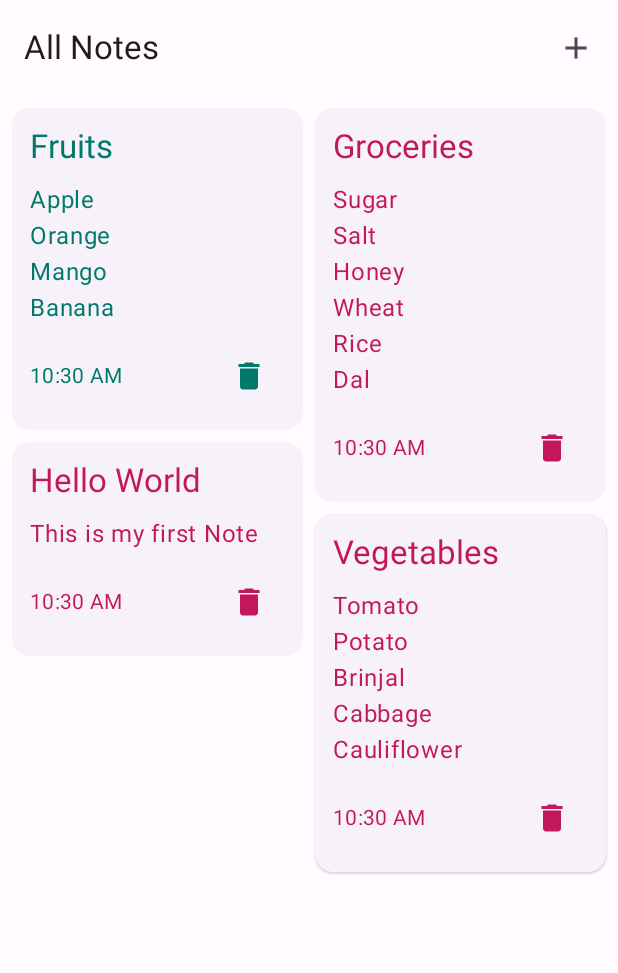
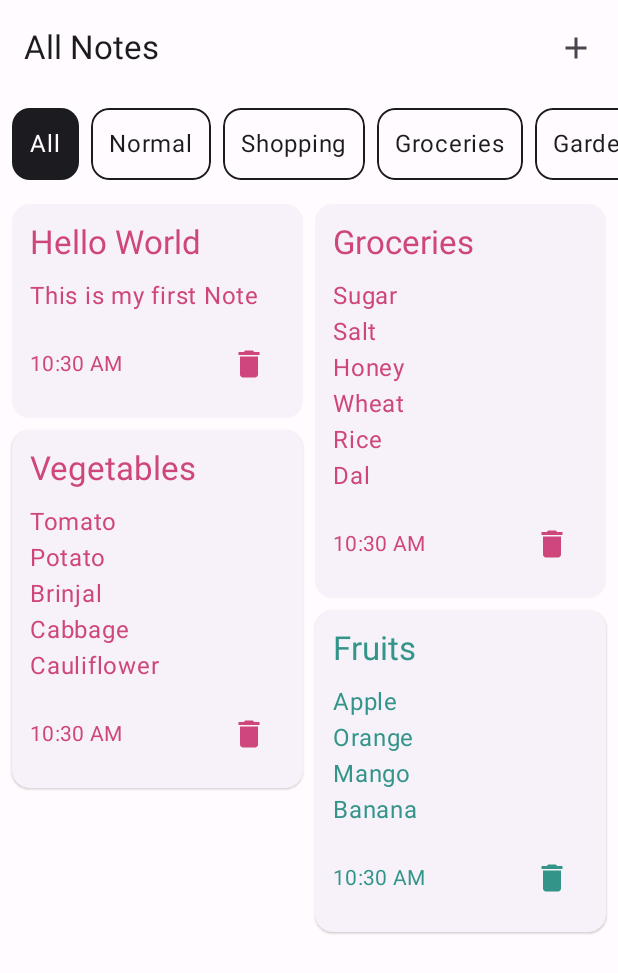
Before and after one commit to DarkNDev/EverKeepCompose, an Android app built with Jetpack Compose: the screen it shows after launch (MainActivity), on a phone screen of 412 x 824 dp. Shown: the top 973 px of the screen. Run offline under Robolectric (Android 15) with nearby library versions, the light colour scheme and no system bars; our stand-ins replace Dagger/Hilt's generated code, Room's generated code.

Commit message:
Labels Added

```diff
--- a/app/build.gradle.kts
+++ b/app/build.gradle.kts
@@ -62,6 +62,7 @@ dependencies {
     implementation("androidx.compose.ui:ui:1.4.3")
     implementation("androidx.compose.ui:ui-graphics:1.4.3")
     implementation("androidx.compose.ui:ui-tooling-preview:1.4.3")
+    implementation("androidx.compose.material:material-icons-extended:1.4.3")
     implementation("androidx.compose.material3:material3:1.1.1")
 
     val navVersion = "2.7.0-rc01"
--- a/app/src/main/java/com/darkndev/everkeepcompose/data/EverKeepDatabase.kt
+++ b/app/src/main/java/com/darkndev/everkeepcompose/data/EverKeepDatabase.kt
@@ -4,6 +4,7 @@ import androidx.room.Database
 import androidx.room.RoomDatabase
 import androidx.sqlite.db.SupportSQLiteDatabase
 import com.darkndev.everkeepcompose.di.EverKeepScope
+import com.darkndev.everkeepcompose.models.Label
 import com.darkndev.everkeepcompose.models.Note
 import kotlinx.coroutines.CoroutineScope
 import kotlinx.coroutines.launch
@@ -11,13 +12,15 @@ import javax.inject.Inject
 import javax.inject.Provider
 
 @Database(
-    entities = [Note::class],
+    entities = [Note::class, Label::class],
     version = 1,
     exportSchema = false
 )
 abstract class EverKeepDatabase : RoomDatabase() {
 
     abstract fun noteDao(): NoteDao
+
+    abstract fun labelDao(): LabelDao
 
     class Callback @Inject constructor(
         private val database: Provider<EverKeepDatabase>,
@@ -26,13 +29,40 @@ abstract class EverKeepDatabase : RoomDatabase() {
         override fun onCreate(db: SupportSQLiteDatabase) {
             super.onCreate(db)
             val noteDao = database.get().noteDao()
+            val labelDao = database.get().labelDao()
             everKeepScope.launch {
-                noteDao.insertNote(
-                    Note(id = 0, title = "Hello World", content = "This is my first Note"),
-                    Note(id = 0, title = "Groceries", content = "Sugar\nSalt\nHoney\nWheat\nRice\nDal"),
-                    Note(id = 0, title = "Vegetables", content = "Tomato\nPotato\nBrinjal\nCabbage\nCauliflower"),
-                    Note(id = 0, title = "Fruits", content = "Apple\nOrange\nMango\nBanana")
+                noteDao.upsertNote(
+                    Note(
+                        id = 0,
+                        title = "Hello World",
+                        content = "This is my first Note"
+                    ),
+                    Note(
+                        id = 0,
+                        title = "Groceries",
+                        content = "Sugar\nSalt\nHoney\nWheat\nRice\nDal",
+                        label = "Groceries"
+                    ),
+                    Note(
+                        id = 0,
+                        title = "Vegetables",
+                        content = "Tomato\nPotato\nBrinjal\nCabbage\nCauliflower",
+                        label = "Shopping"
+                    ),
+                    Note(
+                        id = 0,
+                        title = "Fruits",
+                        content = "Apple\nOrange\nMango\nBanana",
+                        label = "Shopping"
+                    )
                 )
+                labelDao.upsertLabel(Label(label = "Normal"))
+                labelDao.upsertLabel(Label(label = "Shopping"))
+                labelDao.upsertLabel(Label(label = "Groceries"))
+                labelDao.upsertLabel(Label(label = "Gardening"))
+                labelDao.upsertLabel(Label(label = "Events"))
+                labelDao.upsertLabel(Label(label = "Projects"))
+                labelDao.upsertLabel(Label(label = "Ideas"))
             }
         }
     }
--- /dev/null
+++ b/app/src/main/java/com/darkndev/everkeepcompose/data/LabelDao.kt
@@ -0,0 +1,19 @@
+package com.darkndev.everkeepcompose.data
+
+import androidx.room.*
+import com.darkndev.everkeepcompose.models.Label
+import kotlinx.coroutines.flow.Flow
+
+@Dao
+interface LabelDao {
+
+    @Upsert
+    suspend fun upsertLabel(label: Label)
+
+    @Delete
+    suspend fun deleteLabel(label: Label)
+
+    @Query("SELECT * FROM label")
+    fun getAllLabels(): Flow<List<Label>>
+
+}
--- a/app/src/main/java/com/darkndev/everkeepcompose/data/NoteDao.kt
+++ b/app/src/main/java/com/darkndev/everkeepcompose/data/NoteDao.kt
@@ -8,15 +8,12 @@ import kotlinx.coroutines.flow.Flow
 interface NoteDao {
 
     @Upsert
-    suspend fun insertNote(vararg note: Note)
-
-    @Update
-    suspend fun updateNote(note: Note)
+    suspend fun upsertNote(vararg note: Note)
 
     @Query("DELETE FROM note WHERE id=:noteId")
     suspend fun deleteNote(noteId: Int)
 
-    @Query("SELECT * FROM note ORDER BY title")
+    @Query("SELECT * FROM note ORDER BY priority DESC")
     fun getAllNotes(): Flow<List<Note>>
 
 }
--- a/app/src/main/java/com/darkndev/everkeepcompose/di/AppModule.kt
+++ b/app/src/main/java/com/darkndev/everkeepcompose/di/AppModule.kt
@@ -28,7 +28,11 @@ object AppModule {
 
     @Singleton
     @Provides
-    fun provideDao(database: EverKeepDatabase) = database.noteDao()
+    fun provideNoteDao(database: EverKeepDatabase) = database.noteDao()
+
+    @Singleton
+    @Provides
+    fun provideLabelDao(database: EverKeepDatabase) = database.labelDao()
 
     @EverKeepScope
     @Provides
--- /dev/null
+++ b/app/src/main/java/com/darkndev/everkeepcompose/models/Label.kt
@@ -0,0 +1,11 @@
+package com.darkndev.everkeepcompose.models
+
+import androidx.room.Entity
+import androidx.room.PrimaryKey
+
+@Entity
+data class Label(
+    @PrimaryKey(autoGenerate = true)
+    val id: Int = 0,
+    val label: String
+)
--- a/app/src/main/java/com/darkndev/everkeepcompose/models/Note.kt
+++ b/app/src/main/java/com/darkndev/everkeepcompose/models/Note.kt
@@ -14,6 +14,8 @@ data class Note(
     val title: String,
     val content: String,
     val timestamp: Long = System.currentTimeMillis(),
+    val priority: Float = 0f,
+    val label: String = "Normal",
     val color: Int = colorReference.random()
 ) : Parcelable {
     fun toTime() = getFormatTime(timestamp)
--- a/app/src/main/java/com/darkndev/everkeepcompose/ui/home/HomeScreen.kt
+++ b/app/src/main/java/com/darkndev/everkeepcompose/ui/home/HomeScreen.kt
@@ -3,10 +3,13 @@ package com.darkndev.everkeepcompose.ui.home
 import androidx.compose.animation.core.tween
 import androidx.compose.foundation.ExperimentalFoundationApi
 import androidx.compose.foundation.layout.Arrangement
+import androidx.compose.foundation.layout.Column
 import androidx.compose.foundation.layout.PaddingValues
 import androidx.compose.foundation.layout.fillMaxSize
 import androidx.compose.foundation.layout.fillMaxWidth
 import androidx.compose.foundation.layout.padding
+import androidx.compose.foundation.lazy.LazyRow
+import androidx.compose.foundation.lazy.items
 import androidx.compose.foundation.lazy.staggeredgrid.LazyVerticalStaggeredGrid
 import androidx.compose.foundation.lazy.staggeredgrid.StaggeredGridCells
 import androidx.compose.foundation.lazy.staggeredgrid.items
@@ -31,6 +34,8 @@ import androidx.compose.ui.unit.dp
 import androidx.hilt.navigation.compose.hiltViewModel
 import androidx.lifecycle.compose.collectAsStateWithLifecycle
 import com.darkndev.everkeepcompose.models.Note
+import com.darkndev.everkeepcompose.ui.home.HomeViewModel.Companion.ALL
+import com.darkndev.everkeepcompose.ui.home.composable.LabelCard
 import com.darkndev.everkeepcompose.ui.home.composable.NoteCard
 import kotlinx.coroutines.launch
 
@@ -41,6 +46,8 @@ fun HomeScreen(
     navigate: (note: Note?) -> Unit
 ) {
     val notes by viewModel.allNotes.collectAsStateWithLifecycle()
+    val labels by viewModel.allLabels.collectAsStateWithLifecycle()
+    val selectedLabel by viewModel.selectedLabel.collectAsStateWithLifecycle()
     val snackBarHostState = remember { SnackbarHostState() }
     val coroutineScope = rememberCoroutineScope()
     Scaffold(
@@ -62,11 +69,32 @@ fun HomeScreen(
         snackbarHost = { SnackbarHost(snackBarHostState) },
         containerColor = MaterialTheme.colorScheme.background
     ) { contentPadding ->
+        Column(
+            modifier = Modifier
+                .fillMaxSize()
+                .padding(contentPadding)
+        ) {
+            LazyRow(
+                modifier = Modifier
+                    .fillMaxWidth(),
+                horizontalArrangement = Arrangement.spacedBy(8.dp),
+                contentPadding = PaddingValues(8.dp)
+            ) {
+                item {
+                    LabelCard(label = ALL, selectedLabel = selectedLabel) { selectedLabel ->
+                        viewModel.selectedLabelChanged(selectedLabel)
+                    }
+                }
+                items(labels, key = { it.id }) {
+                    LabelCard(label = it.label, selectedLabel) { selectedLabel ->
+                        viewModel.selectedLabelChanged(selectedLabel)
+                    }
+                }
+            }
             LazyVerticalStaggeredGrid(
                 columns = StaggeredGridCells.Fixed(2),
                 modifier = Modifier
-                .fillMaxSize()
-                .padding(contentPadding),
+                    .fillMaxSize(),
                 contentPadding = PaddingValues(8.dp),
                 verticalItemSpacing = 8.dp,
                 horizontalArrangement = Arrangement.spacedBy(8.dp)
@@ -98,3 +126,4 @@ fun HomeScreen(
             }
         }
     }
+}
--- a/app/src/main/java/com/darkndev/everkeepcompose/ui/home/HomeViewModel.kt
+++ b/app/src/main/java/com/darkndev/everkeepcompose/ui/home/HomeViewModel.kt
@@ -1,33 +1,60 @@
 package com.darkndev.everkeepcompose.ui.home
 
+import androidx.lifecycle.SavedStateHandle
 import androidx.lifecycle.ViewModel
 import androidx.lifecycle.viewModelScope
+import com.darkndev.everkeepcompose.data.LabelDao
 import com.darkndev.everkeepcompose.data.NoteDao
 import com.darkndev.everkeepcompose.models.Note
 import dagger.hilt.android.lifecycle.HiltViewModel
+import kotlinx.coroutines.flow.MutableStateFlow
 import kotlinx.coroutines.flow.SharingStarted
+import kotlinx.coroutines.flow.asStateFlow
+import kotlinx.coroutines.flow.combine
+import kotlinx.coroutines.flow.map
 import kotlinx.coroutines.flow.stateIn
 import kotlinx.coroutines.launch
 import javax.inject.Inject
 
 @HiltViewModel
 class HomeViewModel @Inject constructor(
-    private val noteDao: NoteDao
+    private val noteDao: NoteDao, state: SavedStateHandle, labelDao: LabelDao
 ) : ViewModel() {
 
-    val allNotes = noteDao.getAllNotes()
-        .stateIn(
-            viewModelScope,
-            SharingStarted.WhileSubscribed(5000),
-            emptyList()
-        )
+    private val _allNotes = noteDao.getAllNotes()
+
+    val allLabels = labelDao.getAllLabels()
+        .stateIn(viewModelScope, SharingStarted.WhileSubscribed(5000), emptyList())
+
+    private val _selectedLabel = MutableStateFlow(state.get<String>("label") ?: ALL)
+    val selectedLabel = _selectedLabel.asStateFlow()
+
+    val allNotes = combine(selectedLabel, _allNotes) { label, notes ->
+        Pair(label, notes)
+    }.map { (label, notes) ->
+        if (label == ALL) {
+            notes
+        } else {
+            notes.filter {
+                it.label == label
+            }
+        }
+    }.stateIn(viewModelScope, SharingStarted.WhileSubscribed(5000), emptyList())
 
     fun undoClicked(note: Note) = viewModelScope.launch {
-        noteDao.insertNote(note)
+        noteDao.upsertNote(note)
     }
 
     fun deleteNote(note: Note, showMessage: (Note) -> Unit) = viewModelScope.launch {
         noteDao.deleteNote(note.id)
         showMessage(note.copy(id = 0))
     }
+
+    fun selectedLabelChanged(selected: String) {
+        _selectedLabel.value = selected
+    }
+
+    companion object {
+        const val ALL = "All"
+    }
 }
--- /dev/null
+++ b/app/src/main/java/com/darkndev/everkeepcompose/ui/home/composable/LabelCard.kt
@@ -0,0 +1,41 @@
+package com.darkndev.everkeepcompose.ui.home.composable
+
+import androidx.compose.foundation.background
+import androidx.compose.foundation.border
+import androidx.compose.foundation.clickable
+import androidx.compose.foundation.layout.Box
+import androidx.compose.foundation.layout.padding
+import androidx.compose.foundation.shape.RoundedCornerShape
+import androidx.compose.material3.MaterialTheme
+import androidx.compose.material3.Text
+import androidx.compose.runtime.Composable
+import androidx.compose.ui.Modifier
+import androidx.compose.ui.draw.clip
+import androidx.compose.ui.graphics.Color
+import androidx.compose.ui.unit.dp
+import com.darkndev.everkeepcompose.ui.theme.LabelBoxTheme
+
+@Composable
+fun LabelCard(label: String, selectedLabel: String, onClick: (label: String) -> Unit) {
+    LabelBoxTheme {
+        Box(
+            modifier = Modifier
+                .clip(RoundedCornerShape(12.dp))
+                .background(if (selectedLabel == label) MaterialTheme.colorScheme.primary else MaterialTheme.colorScheme.secondary)
+                .border(
+                    width = 1.dp,
+                    color = if (selectedLabel == label) Color.Transparent else MaterialTheme.colorScheme.primary,
+                    shape = RoundedCornerShape(12.dp)
+                )
+                .clickable {
+                    onClick(label)
+                }
+        ) {
+            Text(
+                text = label,
+                modifier = Modifier.padding(12.dp),
+                color = if (selectedLabel == label) MaterialTheme.colorScheme.onPrimary else MaterialTheme.colorScheme.onSecondary
+            )
+        }
+    }
+}
--- a/app/src/main/java/com/darkndev/everkeepcompose/ui/note/composable/NoteColorButton.kt
+++ b/app/src/main/java/com/darkndev/everkeepcompose/ui/note/composable/NoteColorButton.kt
@@ -21,7 +21,7 @@ import com.darkndev.everkeepcompose.utils.getColor
 
 @Composable
 fun NoteColorButton(viewModel: NoteViewModel, reference: Int) {
-    val colorInt = getColor(reference).first
+    val colorInt = getColor(reference).second
     Box(
         modifier = Modifier
             .size(70.dp)
@@ -38,7 +38,7 @@ fun NoteColorButton(viewModel: NoteViewModel, reference: Int) {
             imageVector = Icons.Default.Check,
             contentDescription = "Selected",
             tint = if (viewModel.colorRef == reference) {
-                getColor(reference).second
+                getColor(reference).first
             } else Color.Transparent
         )
     }
--- a/app/src/main/java/com/darkndev/everkeepcompose/ui/theme/Color.kt
+++ b/app/src/main/java/com/darkndev/everkeepcompose/ui/theme/Color.kt
@@ -39,26 +39,26 @@ val LightColorScheme = lightColorScheme(
 )
 
 //card colors
-val Teal700 = Color(0xFF00796B)
+val Teal700 = Color(0xFF339489)
 val Teal200 = Color(0xFFB2DFDB)
 
-val Red700 = Color(0xFFD32F2F)
+val Red700 = Color(0xFFdc5959)
 val Red200 = Color(0xFFFFC4C4)
 
-val Brown700 = Color(0xFF5D4037)
+val Brown700 = Color(0xFF7d665f)
 val Brown200 = Color(0xFFD7CCC8)
 
-val LightBlue700 = Color(0xFF0288D1)
+val LightBlue700 = Color(0xFF35a0da)
 val LightBlue200 = Color(0xFFB3E5FC)
 
-val Green700 = Color(0xFF388E3C)
+val Green700 = Color(0xFF60a563)
 val Green200 = Color(0xFFC8E6C9)
 
-val Pink700 = Color(0xFFC2185B)
+val Pink700 = Color(0xFFce467c)
 val Pink200 = Color(0xFFF8BBD0)
 
-val DeepOrange700 = Color(0xFFD84315)
+val DeepOrange700 = Color(0xFFe06944)
 val DeepOrange200 = Color(0xFFFFCCBC)
 
-val Purple700 = Color(0xFF9C27B0)
+val Purple700 = Color(0xFFb052c0)
 val Purple200 = Color(0xFFE1BEE7)
--- a/app/src/main/java/com/darkndev/everkeepcompose/ui/theme/Theme.kt
+++ b/app/src/main/java/com/darkndev/everkeepcompose/ui/theme/Theme.kt
@@ -69,7 +69,7 @@ fun NoteComposeTheme(
             )
         )
     }
-    LaunchedEffect(key1 = colorsRef){
+    LaunchedEffect(key1 = colorsRef) {
         contentColor.animateTo(
             targetValue = getColor(colorsRef).second,
             animationSpec = tween(
@@ -143,3 +143,29 @@ fun NoteCardTheme(
         content = content
     )
 }
+
+@Composable
+fun LabelBoxTheme(
+    darkTheme: Boolean = isSystemInDarkTheme(),
+    content: @Composable () -> Unit
+) {
+    val colorScheme = when {
+        darkTheme -> darkColorScheme(
+            primary = Color(0xFFFFFBFE),
+            secondary = Color(0xFF1C1B1F),
+            onPrimary = Color(0xFF1C1B1F),
+            onSecondary = Color(0xFFFFFBFE),
+        )
+
+        else -> lightColorScheme(
+            primary = Color(0xFF1C1B1F),
+            secondary = Color(0xFFFFFBFE),
+            onPrimary = Color(0xFFFFFBFE),
+            onSecondary = Color(0xFF1C1B1F)
+        )
+    }
+    MaterialTheme(
+        colorScheme = colorScheme,
+        content = content
+    )
+}
```
Also changed, not shown: app/src/main/java/com/darkndev/everkeepcompose/ui/note/NoteScreen.kt (+85 -11 lines), app/src/main/java/com/darkndev/everkeepcompose/ui/note/NoteViewModel.kt (+32 -4 lines). Lines whose indentation alone changed are shown as unchanged.
